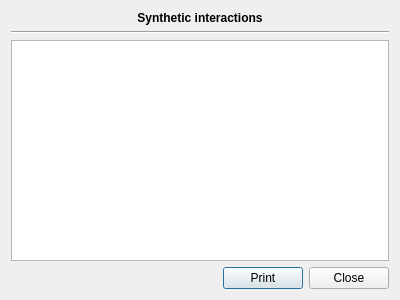
Before: the Qt Designer form plugins/formwidgets/mfDrugsWidget/drugswidget/mfInteractionDialog.ui in FreeHealth/freehealth, drawn with Qt 5.
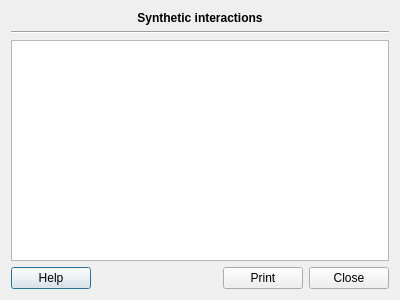
After: the same form once the commit is applied.

Diff of the .ui file:
```diff
--- a/plugins/formwidgets/mfDrugsWidget/drugswidget/mfInteractionDialog.ui
+++ b/plugins/formwidgets/mfDrugsWidget/drugswidget/mfInteractionDialog.ui
@@ -48,6 +48,13 @@
    </item>
    <item row="3" column="0">
     <layout class="QHBoxLayout" name="horizontalLayout">
+     <item>
+      <widget class="QPushButton" name="helpButton">
+       <property name="text">
+        <string>Help</string>
+       </property>
+      </widget>
+     </item>
      <item>
       <spacer name="horizontalSpacer">
        <property name="orientation">
```
